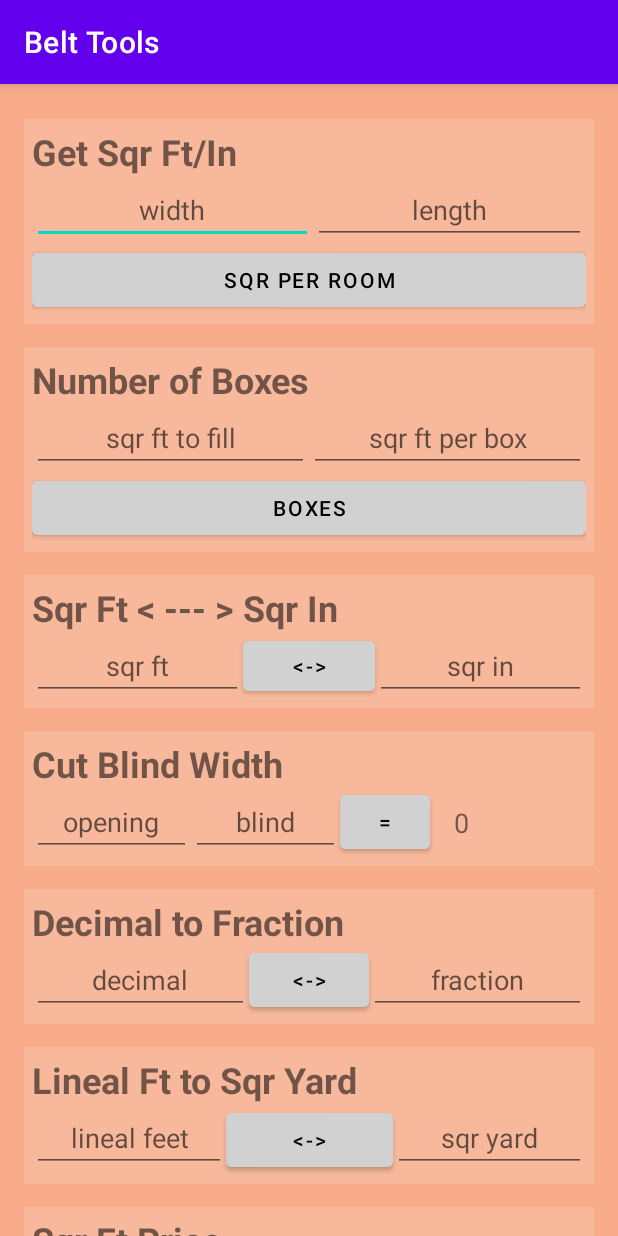
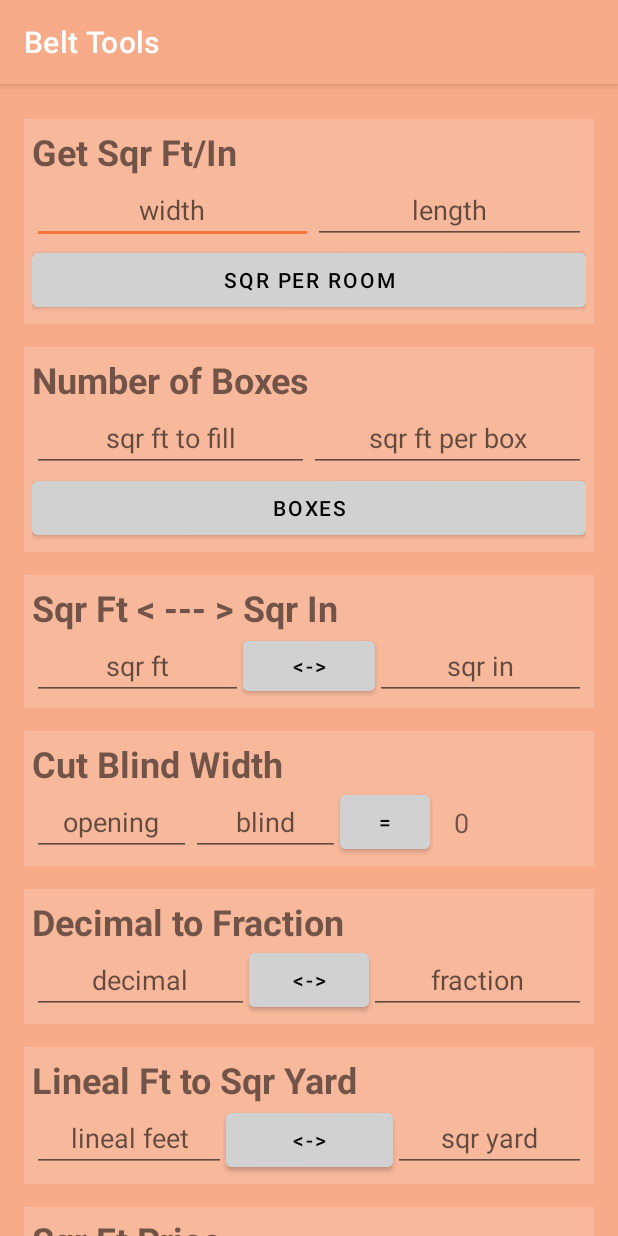
Before and after one commit to edcres/belt-tools, an Android app: the screen it shows after launch (MainActivity), on a phone screen of 412 x 824 dp. Run offline under Robolectric (Android 15) with nearby library versions, the phone set to English and light mode, and no system bars; our stand-ins replace data binding.

Commit message:
Changed some of the colors.

```diff
--- a/re-worked-belt-tools/app/src/main/java/com/example/belttools/ui/MainActivity.kt
+++ b/re-worked-belt-tools/app/src/main/java/com/example/belttools/ui/MainActivity.kt
@@ -6,8 +6,7 @@ import androidx.appcompat.app.AppCompatDelegate
 import com.example.belttools.R
 
 /**
- * - change widget ids to df_sdf_sdf
- * - put xml string in string.xml
+ *
  * - make the functions in the StartFragment
  * - make the database
  * - Set up material toolbar
--- a/re-worked-belt-tools/app/src/main/res/layout/fragment_start.xml
+++ b/re-worked-belt-tools/app/src/main/res/layout/fragment_start.xml
@@ -189,7 +189,6 @@
                         android:id="@+id/sqr_foot_to_sqr_in_btn"
                         android:layout_width="wrap_content"
                         android:layout_height="0dp"
-                        android:layout_weight="1"
                         android:text="@string/both_ways_arrow"
                         android:textColor="@color/black"
                         android:backgroundTint="@color/action_btn_color"
@@ -235,7 +234,6 @@
                         android:id="@+id/window_width_et"
                         android:layout_width="106dp"
                         android:layout_height="wrap_content"
-                        android:layout_weight="1"
                         android:ems="10"
                         android:gravity="center"
                         android:hint="@string/opening"
@@ -247,7 +245,6 @@
                         android:id="@+id/blind_width_et"
                         android:layout_width="99dp"
                         android:layout_height="wrap_content"
-                        android:layout_weight="1"
                         android:ems="10"
                         android:gravity="center"
                         android:hint="@string/blind"
@@ -371,7 +368,6 @@
                         android:id="@+id/lineal_ft_to_sqr_yard_btn"
                         android:layout_width="111dp"
                         android:layout_height="wrap_content"
-                        android:layout_weight="1"
                         android:text="@string/both_ways_arrow"
                         android:textColor="@color/black"
                         android:backgroundTint="@color/action_btn_color"
@@ -416,7 +412,6 @@
                         android:id="@+id/box_price_et"
                         android:layout_width="wrap_content"
                         android:layout_height="wrap_content"
-                        android:layout_weight="1"
                         android:ems="5"
                         android:gravity="center"
                         android:hint="@string/box_price"
@@ -544,7 +539,6 @@
                         android:id="@+id/bak_sh_width_et"
                         android:layout_width="113dp"
                         android:layout_height="wrap_content"
-                        android:layout_weight="1"
                         android:ems="10"
                         android:gravity="center"
                         android:hint="@string/width_12_in"
@@ -556,7 +550,6 @@
                         android:id="@+id/lineal_space_et"
                         android:layout_width="121dp"
                         android:layout_height="wrap_content"
-                        android:layout_weight="1"
                         android:ems="10"
                         android:gravity="center"
                         android:hint="@string/lineal_space"
@@ -568,7 +561,6 @@
                         android:id="@+id/bak_sh_toggle_btn"
                         android:layout_width="50dp"
                         android:layout_height="wrap_content"
-                        android:layout_weight="1"
                         android:lineSpacingExtra="10sp"
                         android:textAllCaps="false"
                         android:textOff="@string/ft."
@@ -582,7 +574,6 @@
                         android:id="@+id/cut_outs_et"
                         android:layout_width="0dp"
                         android:layout_height="wrap_content"
-                        android:layout_weight="1"
                         android:ems="10"
                         android:gravity="center"
                         android:hint="@string/cut_outs"
@@ -595,7 +586,6 @@
                         android:id="@+id/bak_sh_equals_btn"
                         android:layout_width="80dp"
                         android:layout_height="wrap_content"
-                        android:layout_weight="1"
                         android:text="@string/equals_symbol"
                         android:textColor="@color/black"
                         android:backgroundTint="@color/action_btn_color"
@@ -642,7 +632,6 @@
                         android:id="@+id/new_magnet_location_et"
                         android:layout_width="wrap_content"
                         android:layout_height="wrap_content"
-                        android:layout_weight="1"
                         android:gravity="center"
                         android:hint="@string/new_location"
                         android:inputType="date"
@@ -655,7 +644,6 @@
                         android:id="@+id/magnet_location_save_btn"
                         android:layout_width="wrap_content"
                         android:layout_height="wrap_content"
-                        android:layout_weight="0.1"
                         android:text="@string/save"
                         android:textColor="@color/black"
                         android:backgroundTint="@color/action_btn_color"
--- a/re-worked-belt-tools/app/src/main/res/values/colors.xml
+++ b/re-worked-belt-tools/app/src/main/res/values/colors.xml
@@ -9,6 +9,9 @@
     <color name="white">#FFFFFFFF</color>
 
     <color name="background">#F7AB89</color>
+    <color name="background_dark">#B57E65</color>
+    <color name="highlight">#F7763C</color>
+    <color name="highlight_dark">#A65029</color>
     <color name="fading_background">#2CF0F0F0</color>
     <color name="action_btn_color">#D1D1D1</color>
 
--- a/re-worked-belt-tools/app/src/main/res/values/themes.xml
+++ b/re-worked-belt-tools/app/src/main/res/values/themes.xml
@@ -2,12 +2,12 @@
     <!-- Base application theme. -->
     <style name="Theme.BeltTools" parent="Theme.MaterialComponents.DayNight.DarkActionBar">
         <!-- Primary brand color. -->
-        <item name="colorPrimary">@color/purple_500</item>
-        <item name="colorPrimaryVariant">@color/purple_700</item>
+        <item name="colorPrimary">@color/background</item>
+        <item name="colorPrimaryVariant">@color/background_dark</item>
         <item name="colorOnPrimary">@color/white</item>
         <!-- Secondary brand color. -->
-        <item name="colorSecondary">@color/teal_200</item>
-        <item name="colorSecondaryVariant">@color/teal_700</item>
+        <item name="colorSecondary">@color/highlight</item>
+        <item name="colorSecondaryVariant">@color/highlight_dark</item>
         <item name="colorOnSecondary">@color/black</item>
         <!-- Status bar color. -->
         <item name="android:statusBarColor" tools:targetApi="l">?attr/colorPrimaryVariant</item>
```
